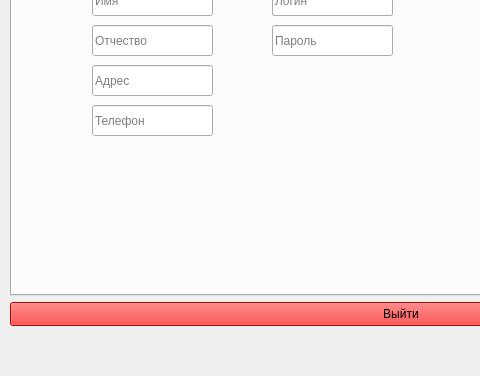
Above: adminhomewindown.ui from dOOmcLiF/WroomWroom before the change; both pictures show x 0 to 480 and y 238 to 614 of the 800 by 614 pixel window. Below: the same form after it.
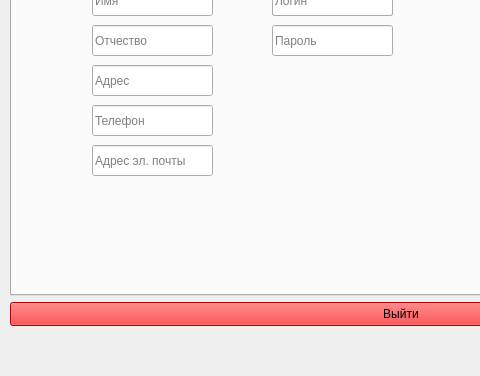
That is the form after the change.

What changed in the file:
```diff
--- a/adminhomewindown.ui
+++ b/adminhomewindown.ui
@@ -193,6 +193,19 @@
        <string>Название компании</string>
       </property>
      </widget>
+     <widget class="QLineEdit" name="email">
+      <property name="geometry">
+       <rect>
+        <x>80</x>
+        <y>280</y>
+        <width>121</width>
+        <height>31</height>
+       </rect>
+      </property>
+      <property name="placeholderText">
+       <string>Адрес эл. почты</string>
+      </property>
+     </widget>
      <zorder>surname</zorder>
      <zorder>name</zorder>
      <zorder>patronymic</zorder>
```
Left out of the diff: 3 changed lines with no effect on the pictures.
